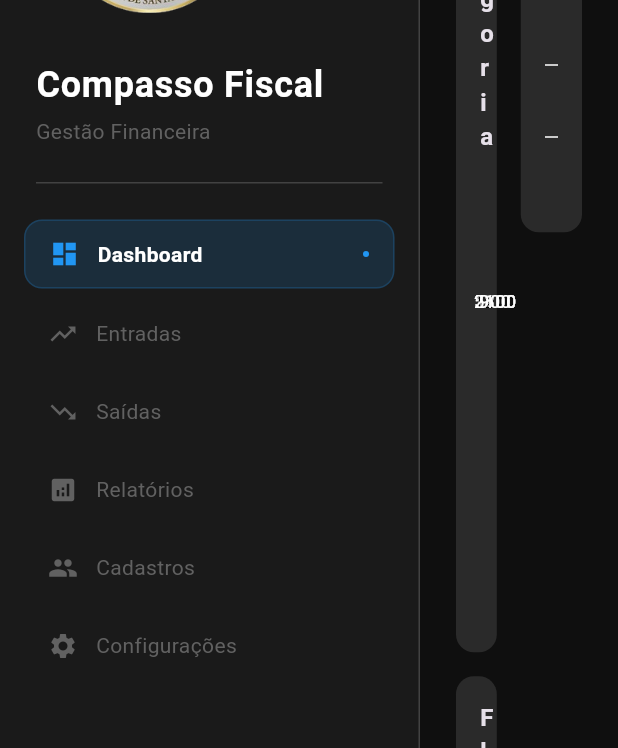
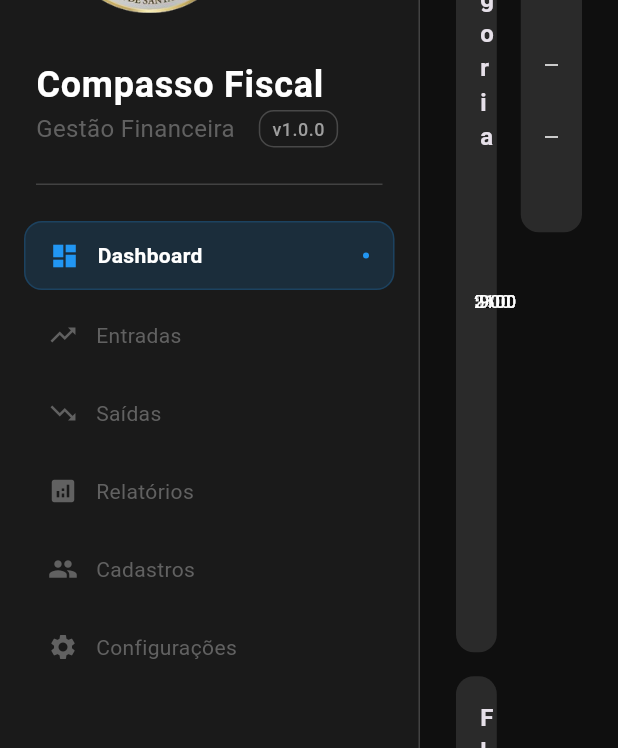
Before and after one commit to pablogeokar/flutter-dashboard-2, a Flutter app: the screen it shows after launch, scrolled down 576 dp, on a phone screen of 412 x 824 dp. Shown: the part 229-977 px from the top of the screen. Run offline on Flutter 3.47's test engine with Material 3 defaults, Android fonts, the phone set to English and light mode, and no system bars; our stand-ins replace package_info_plus, syncfusion_flutter_charts.

Commit message:
ajustes de cores

```diff
--- a/lib/screens/main_screen.dart
+++ b/lib/screens/main_screen.dart
@@ -5,6 +5,7 @@ import 'package:flutter_dashboard_2/screens/dashboard_screen.dart';
 import 'package:flutter_dashboard_2/screens/entradas_screen.dart';
 import 'package:flutter_dashboard_2/screens/relatorios_screen.dart';
 import 'package:flutter_dashboard_2/screens/saidas_screen.dart';
+import 'package:package_info_plus/package_info_plus.dart';
 
 class MainScreen extends StatefulWidget {
   const MainScreen({super.key});
@@ -15,6 +16,7 @@ class MainScreen extends StatefulWidget {
 
 class _MainScreenState extends State<MainScreen> {
   int _selectedIndex = 0;
+  String _appVersion = '';
 
   // Dados dos itens de navegação centralizados
   static const List<NavigationItem> _navigationItems = [
@@ -57,6 +59,19 @@ class _MainScreenState extends State<MainScreen> {
   ];
 
   NavigationItem get _currentItem => _navigationItems[_selectedIndex];
+
+  @override
+  void initState() {
+    super.initState();
+    _loadAppVersion();
+  }
+
+  Future<void> _loadAppVersion() async {
+    final packageInfo = await PackageInfo.fromPlatform();
+    setState(() {
+      _appVersion = 'v${packageInfo.version}';
+    });
+  }
 
   @override
   Widget build(BuildContext context) {
@@ -130,14 +145,44 @@ class _MainScreenState extends State<MainScreen> {
               letterSpacing: 0.5,
             ),
           ),
-          const SizedBox(height: 4),
+
+          Row(
+            children: [
               Text(
                 'Gestão Financeira',
                 style: TextStyle(
-              fontSize: 14,
+                  fontSize: 16,
                   color: AppColors.textSecondary,
                   fontWeight: FontWeight.w400,
                 ),
+              ),
+              if (_appVersion.isNotEmpty) ...[
+                const SizedBox(height: 2, width: 16),
+                Container(
+                  padding: const EdgeInsets.symmetric(
+                    horizontal: 8,
+                    vertical: 3,
+                  ),
+                  decoration: BoxDecoration(
+                    color: Colors.transparent,
+                    borderRadius: BorderRadius.circular(10),
+                    border: Border.all(
+                      color: Colors.white.withValues(alpha: 0.2),
+                      width: 1,
+                    ),
+                  ),
+                  child: Text(
+                    _appVersion,
+                    style: const TextStyle(
+                      color: Colors.grey,
+                      fontSize: 12,
+                      fontWeight: FontWeight.w500,
+                      letterSpacing: 0.3,
+                    ),
+                  ),
+                ),
+              ],
+            ],
           ),
         ],
       ),
--- a/pubspec.yaml
+++ b/pubspec.yaml
@@ -35,6 +35,7 @@ dependencies:
   # Use with the CupertinoIcons class for iOS style icons.
   cupertino_icons: ^1.0.8
   syncfusion_flutter_charts: ^30.1.39
+  package_info_plus: ^8.0.2
 
 dev_dependencies:
   flutter_test:
```
Also changed, not shown: pubspec.lock, 1 other file. Lines whose indentation alone changed are shown as unchanged.
